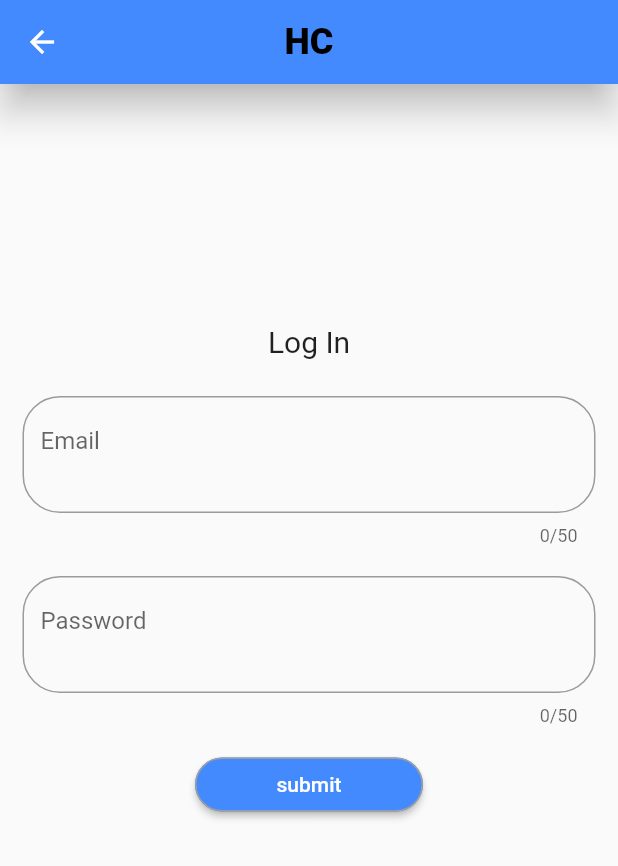
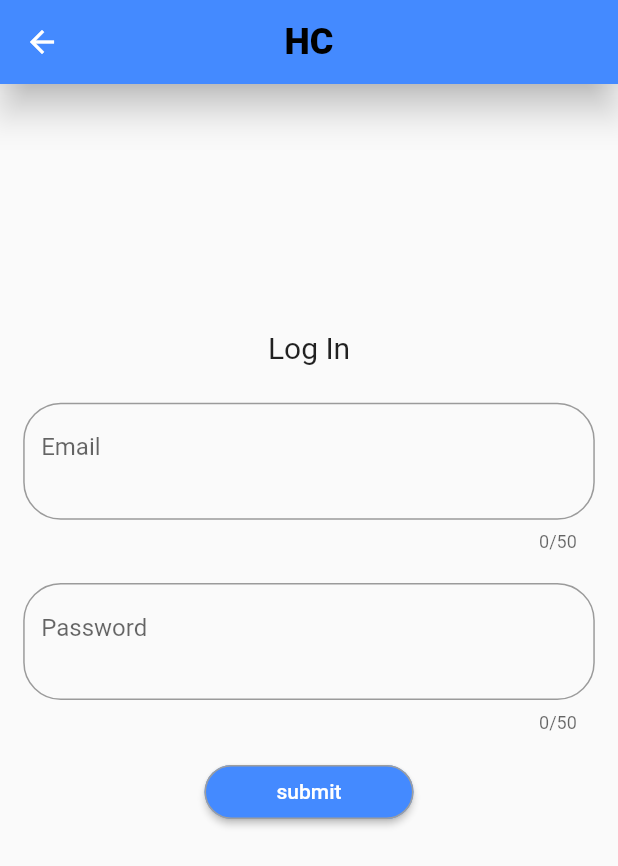
Before and after one commit to varuntumbe/Project--Education, a Flutter app: the screen it shows after launch, on a phone screen of 412 x 824 dp. Shown: the top 866 px of the screen. Run offline on Flutter 3.47's test engine with Material 2 defaults, Android fonts, the phone set to English and light mode, and no system bars; our stand-ins replace cloud_firestore, file_picker, firebase_auth, font_awesome_flutter, get_it, image_picker and 4 more; missing offline and left inert: pdf_text, read_pdf_text, simple_ocr_plugin, syncfusion_flutter_pdf; accounts and stored records are empty.

Commit message:
2 screens done

```diff
--- a/mapp/lib/ui/views/login_view.dart
+++ b/mapp/lib/ui/views/login_view.dart
@@ -6,6 +6,7 @@ import 'package:mapp/ui/views/base_view.dart';
 import 'package:mapp/ui/widgets/appbar_drawer.dart';
 import 'package:mapp/ui/widgets/input_field.dart';
 import 'package:mapp/core/viewmodel/loginview_model.dart';
+import 'package:responsive_sizer/responsive_sizer.dart';
 
 class LoginView extends StatelessWidget {
   LoginView({Key key}) : super(key: key);
@@ -15,16 +16,25 @@ class LoginView extends StatelessWidget {
 
   @override
   Widget build(BuildContext context) {
+    // double height, width;
+    // height = MediaQuery.of(context).size.height;
+    // width = MediaQuery.of(context).size.width;
+
+    // print('height : ' + height.toString());
+    // print('width : ' + width.toString());
     return BaseView<LogInViewModel>(
-      builder: (context, model, child) => Scaffold(
+      builder: (context, model, child) => ResponsiveSizer(
+        builder: (context, orientation, screenType) => Scaffold(
           appBar: myAppBar('HC'),
           body: Container(
-          padding: EdgeInsets.all(10.0),
+            padding: EdgeInsets.symmetric(
+                vertical: 1.24.h, horizontal: 02.54.w), //EdgeInsets.all(10.0) ,
             child: Form(
               key: _formKey1,
               child: ListView(
                 children: [
-                UIHelper.verticalSpace(150),
+                  //UIHelper.verticalSpace(150),
+                  UIHelper.verticalSpace(18.665.h),
                   Container(
                     alignment: Alignment.center,
                     child: Text(
@@ -32,7 +42,8 @@ class LoginView extends StatelessWidget {
                       style: signInSingUpTextStyle,
                     ),
                   ),
-                UIHelper.verticalSpaceMedium(),
+                  //UIHelper.verticalSpaceMedium(),
+                  UIHelper.verticalSpace(2.48.h),
                   InputField(
                     controller: emailController,
                     hintText: 'Email',
@@ -43,7 +54,7 @@ class LoginView extends StatelessWidget {
                       return null;
                     },
                   ),
-                UIHelper.verticalSpace(10),
+                  UIHelper.verticalSpace(1.244.h),
                   InputField(
                     controller: passwordController,
                     hintText: 'Password',
@@ -54,9 +65,10 @@ class LoginView extends StatelessWidget {
                       return null;
                     },
                   ),
-                UIHelper.verticalSpaceSmall(),
+                  UIHelper.verticalSpace(1.244.h),
                   Container(
-                  padding: EdgeInsets.only(left: 120, right: 120),
+                    //padding: EdgeInsets.only(left: 120, right: 120),
+                    padding: EdgeInsets.only(left: 30.55.w, right: 30.55.w),
                     child: model.state == ViewState.Idle
                         ? ElevatedButton(
                             child: Text('submit'),
@@ -82,8 +94,8 @@ class LoginView extends StatelessWidget {
                             ),
                           )
                         : SizedBox(
-                          height: 20,
-                          width: 20,
+                            height: 2.488.h,
+                            width: 5.09.w,
                             child: Center(
                               child: CircularProgressIndicator(
                                 strokeWidth: 2.0,
@@ -96,6 +108,7 @@ class LoginView extends StatelessWidget {
             ),
           ),
         ),
+      ),
     );
   }
 }
--- a/mapp/pubspec.yaml
+++ b/mapp/pubspec.yaml
@@ -42,6 +42,7 @@ dependencies:
   http: any
   webview_flutter: any
   sqflite: ^2.0.0+3
+  responsive_sizer: ^3.1.0
 
 dev_dependencies:
   flutter_test:
```
Also changed, not shown: mapp/lib/ui/views/signup_view.dart (+26 -10 lines), mapp/pubspec.lock. Lines whose indentation alone changed are shown as unchanged.
